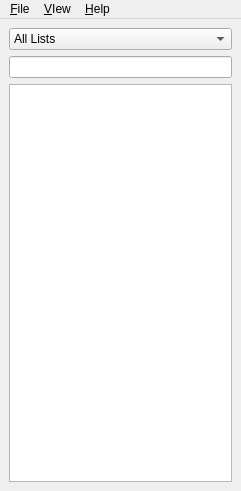
First picture: the form in qtasks/gui/form.ui, repository BaderSZ/qtasks, before the edit.
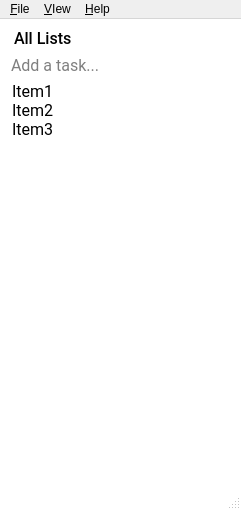
Second picture: the form after the edit. Icons and pictures are not drawn.

What changed in the file:
```diff
--- a/qtasks/gui/form.ui
+++ b/qtasks/gui/form.ui
@@ -7,45 +7,221 @@
     <x>0</x>
     <y>0</y>
     <width>241</width>
-    <height>491</height>
+    <height>510</height>
    </rect>
   </property>
+  <property name="minimumSize">
+   <size>
+    <width>128</width>
+    <height>0</height>
+   </size>
+  </property>
+  <property name="font">
+   <font>
+    <family>Roboto</family>
+    <pointsize>14</pointsize>
+   </font>
+  </property>
   <property name="windowTitle">
    <string>MainWindow</string>
   </property>
+  <property name="autoFillBackground">
+   <bool>false</bool>
+  </property>
+  <property name="styleSheet">
+   <string notr="true">QMainWindow {
+	background-color: rgb(255, 255, 255);
+}
+</string>
+  </property>
   <widget class="QWidget" name="centralwidget">
+   <property name="minimumSize">
+    <size>
+     <width>128</width>
+     <height>0</height>
+    </size>
+   </property>
    <layout class="QGridLayout" name="gridLayout">
-    <item row="0" column="0">
+    <item row="1" column="0">
      <layout class="QVBoxLayout" name="verticalLayout">
-      <item>
-       <widget class="QSplitter" name="splitter">
-        <property name="orientation">
-         <enum>Qt::Horizontal</enum>
-        </property>
-        <widget class="QComboBox" name="comboBox">
-         <item>
-          <property name="text">
-           <string>All Lists</string>
-          </property>
-         </item>
-        </widget>
-       </widget>
-      </item>
       <item>
        <widget class="QLineEdit" name="lineEdit">
+        <property name="minimumSize">
+         <size>
+          <width>64</width>
+          <height>0</height>
+         </size>
+        </property>
+        <property name="font">
+         <font>
+          <family>Roboto</family>
+          <pointsize>12</pointsize>
+         </font>
+        </property>
+        <property name="styleSheet">
+         <string notr="true">QLineEdit {
+	border: none;
+	background-color: &quot;white&quot;;
+}
+</string>
+        </property>
         <property name="text">
          <string/>
         </property>
+        <property name="placeholderText">
+         <string>Add a task...</string>
+        </property>
+       </widget>
+      </item>
+      <item>
+       <widget class="QListWidget" name="listWidget">
+        <property name="font">
+         <font>
+          <family>Roboto</family>
+          <pointsize>12</pointsize>
+         </font>
+        </property>
+        <property name="styleSheet">
+         <string notr="true">QListWidget {
+	border: none;
+	background-color: &quot;white&quot;;
+    color: black;
+}
+
+
+QAbstractItemView {
+    padding: 0 0.4em;
+}
+
+QAbstractItemView::item {
+    padding: 0.4em 0 0.2em;
+}
+
+QListView::item:selected:!active {
+    background: none;
+}</string>
+        </property>
+        <property name="editTriggers">
+         <set>QAbstractItemView::DoubleClicked|QAbstractItemView::EditKeyPressed|QAbstractItemView::SelectedClicked</set>
+        </property>
+        <property name="selectionMode">
+         <enum>QAbstractItemView::ExtendedSelection</enum>
+        </property>
+        <property name="isWrapping" stdset="0">
+         <bool>true</bool>
+        </property>
+        <property name="wordWrap">
+         <bool>true</bool>
+        </property>
+        <item>
+         <property name="text">
+          <string>Item1</string>
+         </property>
+        </item>
+        <item>
+         <property name="text">
+          <string>Item2</string>
+         </property>
+        </item>
+        <item>
+         <property name="text">
+          <string>Item3</string>
+         </property>
+        </item>
        </widget>
       </item>
      </layout>
     </item>
-    <item row="1" column="0">
-     <widget class="QListWidget" name="listWidget">
-      <property name="editTriggers">
-       <set>QAbstractItemView::DoubleClicked|QAbstractItemView::EditKeyPressed|QAbstractItemView::SelectedClicked</set>
-      </property>
-     </widget>
+    <item row="0" column="0">
+     <layout class="QHBoxLayout" name="horizontalLayout">
+      <item alignment="Qt::AlignVCenter">
+       <widget class="QComboBox" name="comboBox">
+        <property name="sizePolicy">
+         <sizepolicy hsizetype="Preferred" vsizetype="Fixed">
+          <horstretch>0</horstretch>
+          <verstretch>0</verstretch>
+         </sizepolicy>
+        </property>
+        <property name="font">
+         <font>
+          <family>Roboto Medium</family>
+          <pointsize>12</pointsize>
+          <italic>false</italic>
+          <bold>false</bold>
+         </font>
+        </property>
+        <property name="autoFillBackground">
+         <bool>false</bool>
+        </property>
+        <property name="styleSheet">
+         <string notr="true">QComboBox {
+    border: none;
+    color: rgb(	95, 99, 104);
+    background: white;
+	font: 500 12pt &quot;Roboto Medium&quot;;
+    selection-background-color: rgb(207, 207, 207);
+    border-radius: 10%;
+
+}
+
+QComboBox:on {
+    border: none;
+    color: rgb(	95, 99, 104);
+	background: white;
+    selection-background-color: rgb(207, 207, 207);
+	font: 10pt &quot;Roboto&quot;;
+    border-radius: 10%;
+
+}
+
+QComboBox QAbstractItemView {
+    border-radius: 10%;
+    selection-background-color: rgb(207, 207, 207);
+	background: white;
+}
+
+QComboBox::drop-down, QComboBox::drop-down:on {
+    border: none;
+    selection-background-color: rgb(207, 207, 207);
+	background: white;
+}
+
+QComboBox::down-arrow, QComboBox::down-arrow:on {
+    image: url(:/assets/triangle.svg);
+    width: 10px;
+    height: 10px;
+    subcontrol-origin: margin;
+    subcontrol-position: center right;
+    padding-right: 10px;
+}</string>
+        </property>
+        <property name="sizeAdjustPolicy">
+         <enum>QComboBox::AdjustToContents</enum>
+        </property>
+        <item>
+         <property name="text">
+          <string>All Lists</string>
+         </property>
+        </item>
+       </widget>
+      </item>
+      <item>
+       <spacer name="horizontalSpacer">
+        <property name="orientation">
+         <enum>Qt::Horizontal</enum>
+        </property>
+        <property name="sizeType">
+         <enum>QSizePolicy::Preferred</enum>
+        </property>
+        <property name="sizeHint" stdset="0">
+         <size>
+          <width>40</width>
+          <height>20</height>
+         </size>
+        </property>
+       </spacer>
+      </item>
+     </layout>
     </item>
    </layout>
   </widget>
@@ -101,6 +277,7 @@
    <addaction name="menuVIew"/>
    <addaction name="menuHelp"/>
   </widget>
+  <widget class="QStatusBar" name="statusbar"/>
   <action name="actionAddTask">
    <property name="text">
     <string>&amp;Task</string>
```
